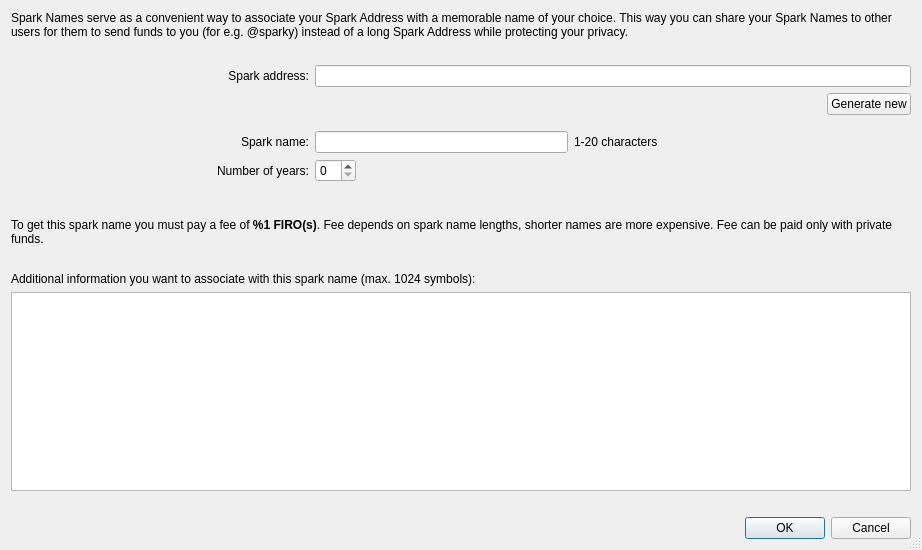
Qt form src/qt/forms/createsparkname.ui (PrivoraCore/Privora) before a commit.
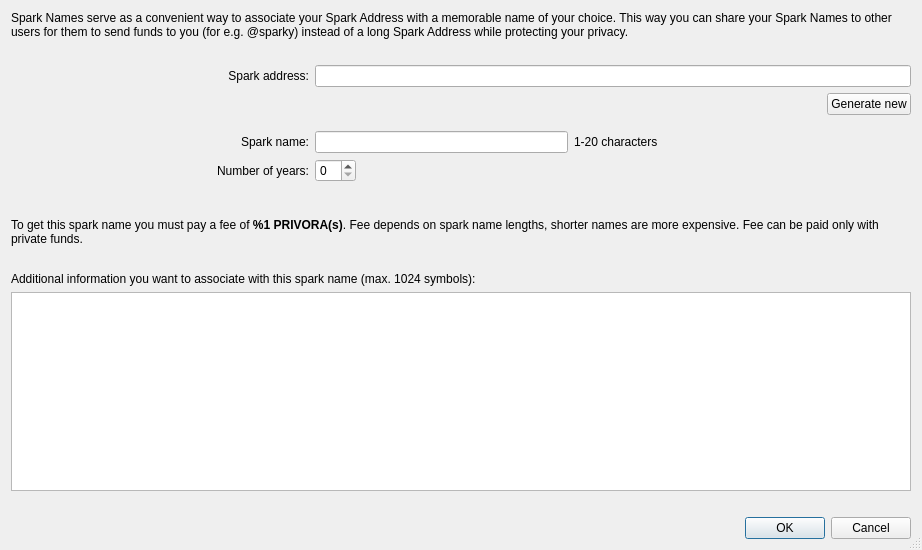
The same form after that commit.

What changed in the file:
```diff
--- a/src/qt/forms/createsparkname.ui
+++ b/src/qt/forms/createsparkname.ui
@@ -256,7 +256,7 @@
        <item>
         <widget class="QLabel" name="feeTextLabel">
          <property name="text">
-          <string>&lt;html&gt;&lt;head/&gt;&lt;body&gt;&lt;p&gt;To get this spark name you must pay a fee of &lt;span style=&quot; font-weight:600;&quot;&gt;%1 FIRO(s)&lt;/span&gt;. Fee depends on spark name lengths, shorter names are more expensive. Fee can be paid only with private funds.&lt;/p&gt;&lt;/body&gt;&lt;/html&gt;</string>
+          <string>&lt;html&gt;&lt;head/&gt;&lt;body&gt;&lt;p&gt;To get this spark name you must pay a fee of &lt;span style=&quot; font-weight:600;&quot;&gt;%1 PRIVORA(s)&lt;/span&gt;. Fee depends on spark name lengths, shorter names are more expensive. Fee can be paid only with private funds.&lt;/p&gt;&lt;/body&gt;&lt;/html&gt;</string>
          </property>
          <property name="wordWrap">
           <bool>true</bool>
```
